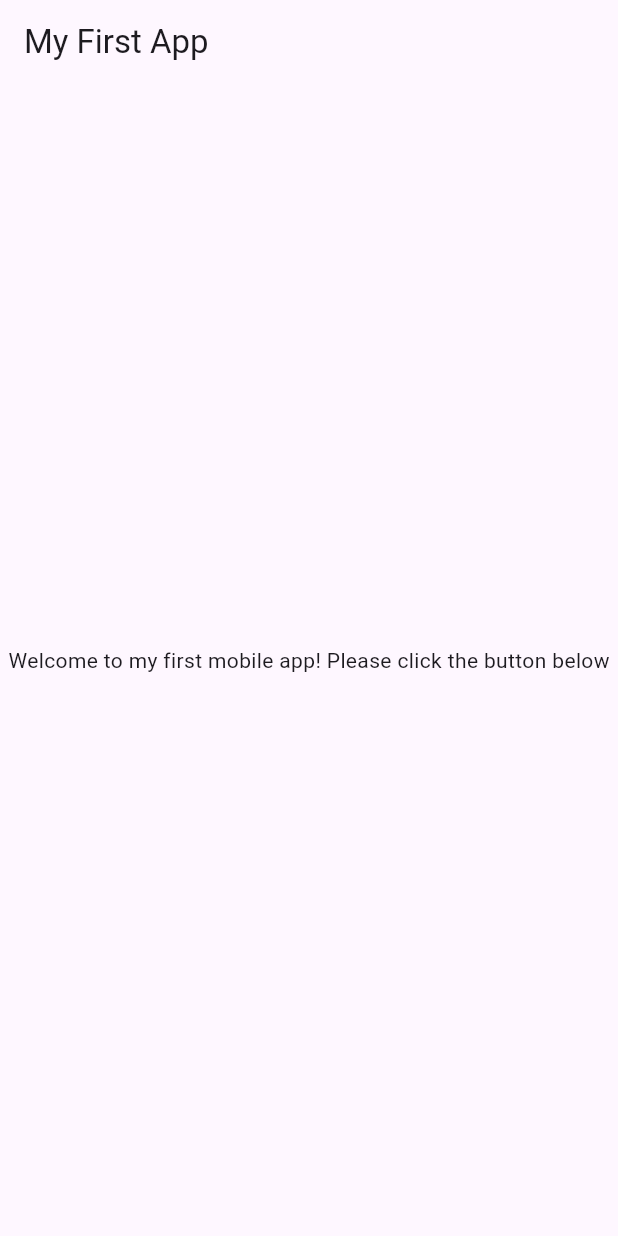
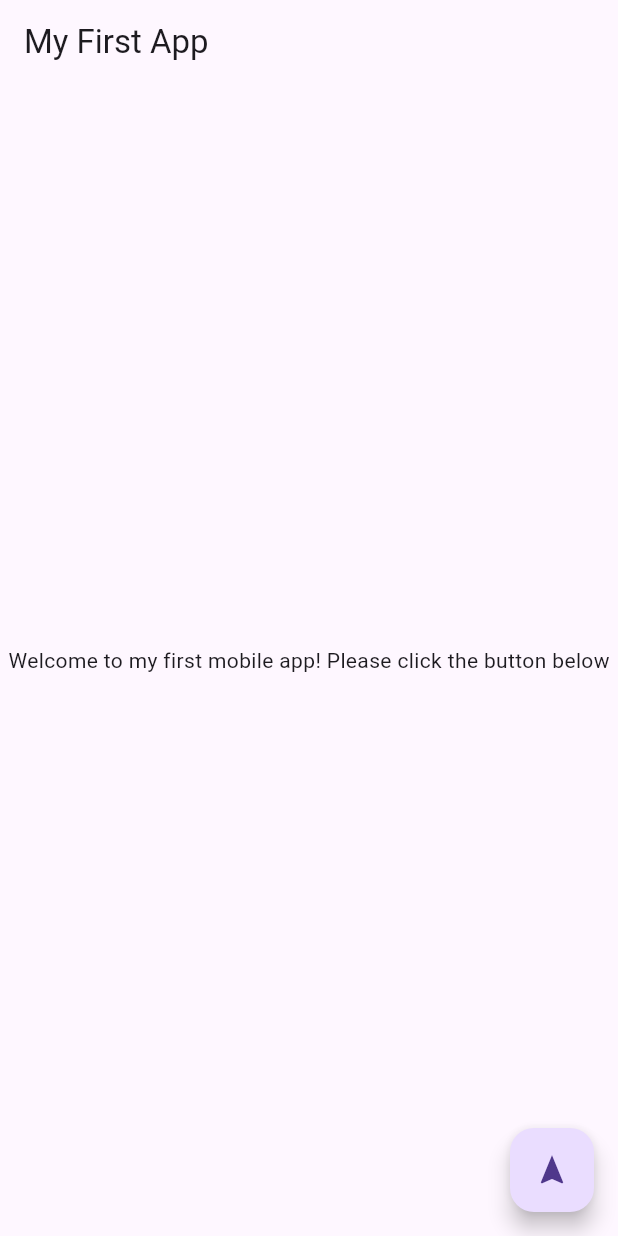
Before and after one commit to masterchieftkd12/my_first_app, a Flutter app: the screen it shows after launch, on a phone screen of 412 x 824 dp. Run offline on Flutter 3.47's test engine with Material 3 defaults, Android fonts, the phone set to English and light mode, and no system bars.

Commit message:
Add FloatingActionButton

```diff
--- a/lib/main.dart
+++ b/lib/main.dart
@@ -17,6 +17,12 @@ class MyApp extends StatelessWidget {
         body: const Center(
           child: Text('Welcome to my first mobile app! Please click the button below'),
         ),
+        floatingActionButton: FloatingActionButton(
+          onPressed: () {
+            // Add your onPressed code here!
+          },
+          child: const Icon(Icons.navigation),
+        ),
       ),
     );
   }
```
